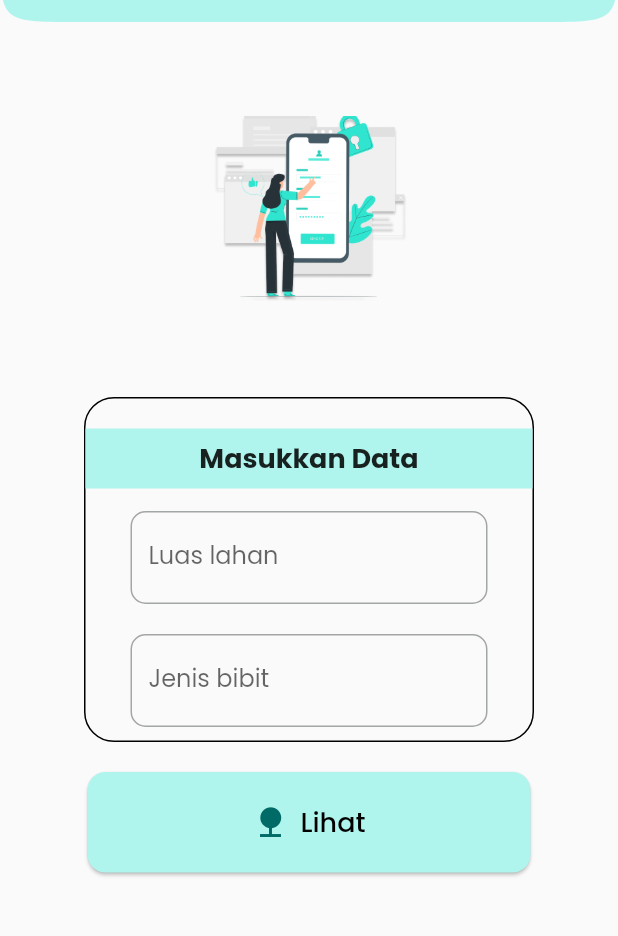
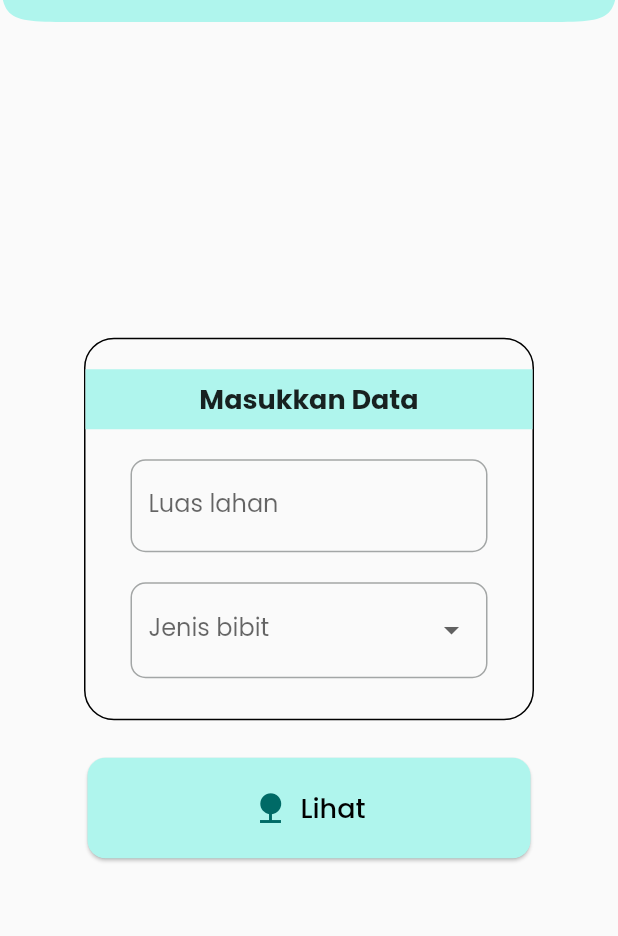
Before and after one commit to adyfp24/chiligrow-app-flutter, a Flutter app: the SimulasiFragment screen opened directly, on a phone screen of 412 x 824 dp, the part 62-998 px from its top. Run offline on Flutter 3.47's test engine with Material 2 defaults, Android fonts, the phone set to English and light mode, and no system bars; our stand-ins replace flutter_secure_storage, google_fonts; missing offline and left inert: dart:html; accounts and stored records are empty.

Commit message:
fix: create simulasi's view

```diff
--- a/lib/views/fragments/simulasi_fragment.dart
+++ b/lib/views/fragments/simulasi_fragment.dart
@@ -1,13 +1,19 @@
 part of 'fragment.dart';
 
-class SimulasiFragment extends StatelessWidget {
+class SimulasiFragment extends StatefulWidget {
   const SimulasiFragment({Key? key}) : super(key: key);
 
   @override
-  Widget build(BuildContext context) {
+  _SimulasiFragmentState createState() => _SimulasiFragmentState();
+}
+
+class _SimulasiFragmentState extends State<SimulasiFragment> {
+  String? _selectedBibit;
   TextEditingController _lahanController = TextEditingController();
   TextEditingController _bibitController = TextEditingController();
 
+  @override
+  Widget build(BuildContext context) {
     return Scaffold(
       appBar: AppBar(
         title: Text(
@@ -30,15 +36,11 @@ class SimulasiFragment extends StatelessWidget {
       ),
       body: Center(
         child: Column(
+          mainAxisAlignment: MainAxisAlignment.center,
           children: [
-            Image(
-              image: AssetImage('assets/img/regist-img.png'),
-              height: 250,
-              width: 150,
-            ),
             Container(
               width: 300,
-              height: 230,
+              height: 255,
               decoration: BoxDecoration(
                   border: Border.all(style: BorderStyle.solid),
                   borderRadius: BorderRadius.circular(20)),
@@ -56,9 +58,11 @@ class SimulasiFragment extends StatelessWidget {
                         style: TextStyle(
                             fontSize: 18, fontWeight: FontWeight.bold),
                       ),
-                      )),
+                    ),
+                  ),
                   Padding(
-                    padding: EdgeInsets.symmetric(horizontal: 30, vertical: 15),
+                    padding:
+                        EdgeInsets.symmetric(horizontal: 30, vertical: 20),
                     child: Column(
                       children: [
                         TextField(
@@ -70,13 +74,29 @@ class SimulasiFragment extends StatelessWidget {
                               labelText: 'Luas lahan'),
                         ),
                         SizedBox(height: 20),
-                        TextField(
-                          controller: _bibitController,
+                        DropdownButtonFormField<String>(
+                          value: _selectedBibit,
+                          onChanged: (String? newValue) {
+                            setState(() {
+                              _selectedBibit =
+                                  newValue; // Menyimpan nilai pilihan bibit
+                            });
+                          },
                           decoration: InputDecoration(
                             border: OutlineInputBorder(
                               borderRadius: BorderRadius.circular(10),
                             ),
-                              labelText: 'Jenis bibit'),
+                            labelText: 'Jenis bibit',
+                          ),
+                          items: <String>[
+                            'Bibit Cabai Merah',
+                            'Bibit Cabai Rawit'
+                          ].map<DropdownMenuItem<String>>((String value) {
+                            return DropdownMenuItem<String>(
+                              value: value,
+                              child: Text(value),
+                            );
+                          }).toList(),
                         ),
                       ],
                     ),
@@ -84,7 +104,7 @@ class SimulasiFragment extends StatelessWidget {
                 ],
               ),
             ),
-            SizedBox(height: 20),
+            SizedBox(height: 25),
             TextButton(
               onPressed: () {
                 showDialog(
@@ -97,8 +117,8 @@ class SimulasiFragment extends StatelessWidget {
               child: Row(
                 mainAxisSize: MainAxisSize.min,
                 children: [
-                  Icon(Icons.nature), // Icon tanaman
-                  SizedBox(width: 8), // Jarak antara ikon dan teks
+                  Icon(Icons.nature),
+                  SizedBox(width: 8),
                   Text(
                     'Lihat',
                     style: TextStyle(
@@ -112,7 +132,6 @@ class SimulasiFragment extends StatelessWidget {
               style: TextButton.styleFrom(
                 elevation: 1,
                 backgroundColor: Color.fromRGBO(175, 245, 237, 1),
-                // primary: Colors.white,
                 padding: EdgeInsets.symmetric(vertical: 20, horizontal: 110),
                 shape: RoundedRectangleBorder(
                   borderRadius: BorderRadius.circular(12.0),
```
Lines whose indentation alone changed are shown as unchanged.
